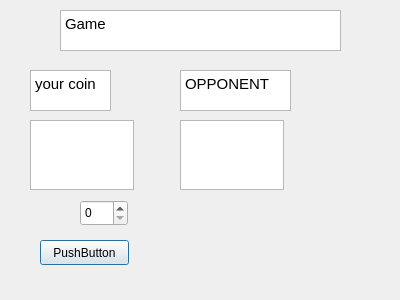
Before: the Qt Designer form Desktop/qt_pratice/qt_Designer/qt_pratice_design/dialog.ui in Leejeunghun/sw_project, drawn with Qt 5.
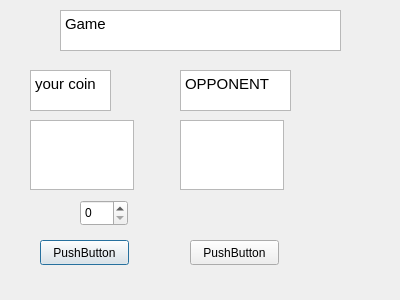
After: the same form once the commit is applied.

```diff
--- a/Desktop/qt_pratice/qt_Designer/qt_pratice_design/dialog.ui
+++ b/Desktop/qt_pratice/qt_Designer/qt_pratice_design/dialog.ui
@@ -107,6 +107,19 @@
 &lt;p style=&quot; margin-top:0px; margin-bottom:0px; margin-left:0px; margin-right:0px; -qt-block-indent:0; text-indent:0px;&quot;&gt;Game&lt;/p&gt;&lt;/body&gt;&lt;/html&gt;</string>
    </property>
   </widget>
+  <widget class="QPushButton" name="pushButton">
+   <property name="geometry">
+    <rect>
+     <x>190</x>
+     <y>240</y>
+     <width>89</width>
+     <height>25</height>
+    </rect>
+   </property>
+   <property name="text">
+    <string>PushButton</string>
+   </property>
+  </widget>
  </widget>
  <layoutdefault spacing="6" margin="11"/>
  <resources/>
```
